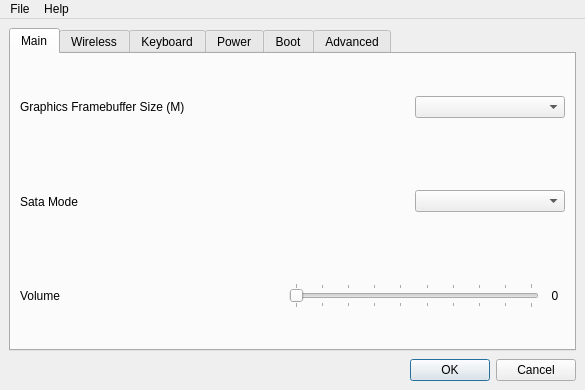
First picture: the form in corevantage.ui, repository JaGoLi/corevantage, before the edit.
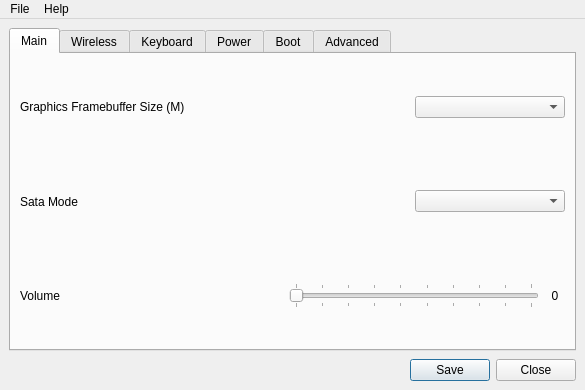
Second picture: the form after the edit.

The edit to the form file:
```diff
--- a/corevantage.ui
+++ b/corevantage.ui
@@ -999,7 +999,7 @@
     <item>
      <widget class="QDialogButtonBox" name="confirmBox">
       <property name="standardButtons">
-       <set>QDialogButtonBox::Cancel|QDialogButtonBox::Ok</set>
+       <set>QDialogButtonBox::Close|QDialogButtonBox::Save</set>
       </property>
      </widget>
     </item>
```
